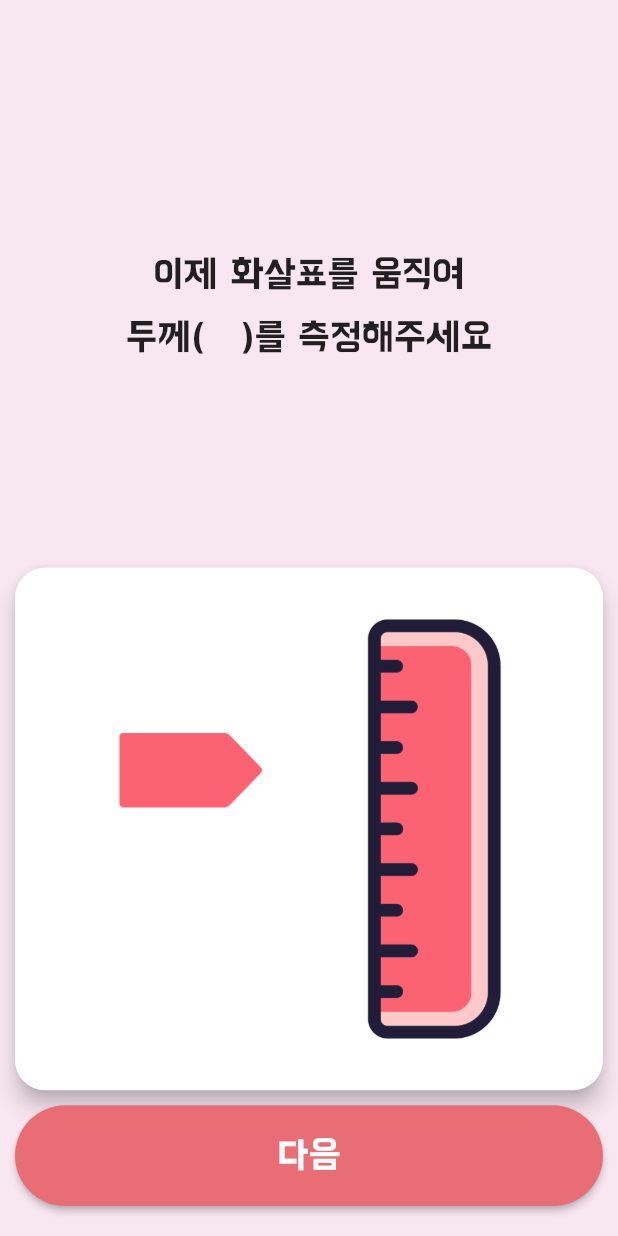
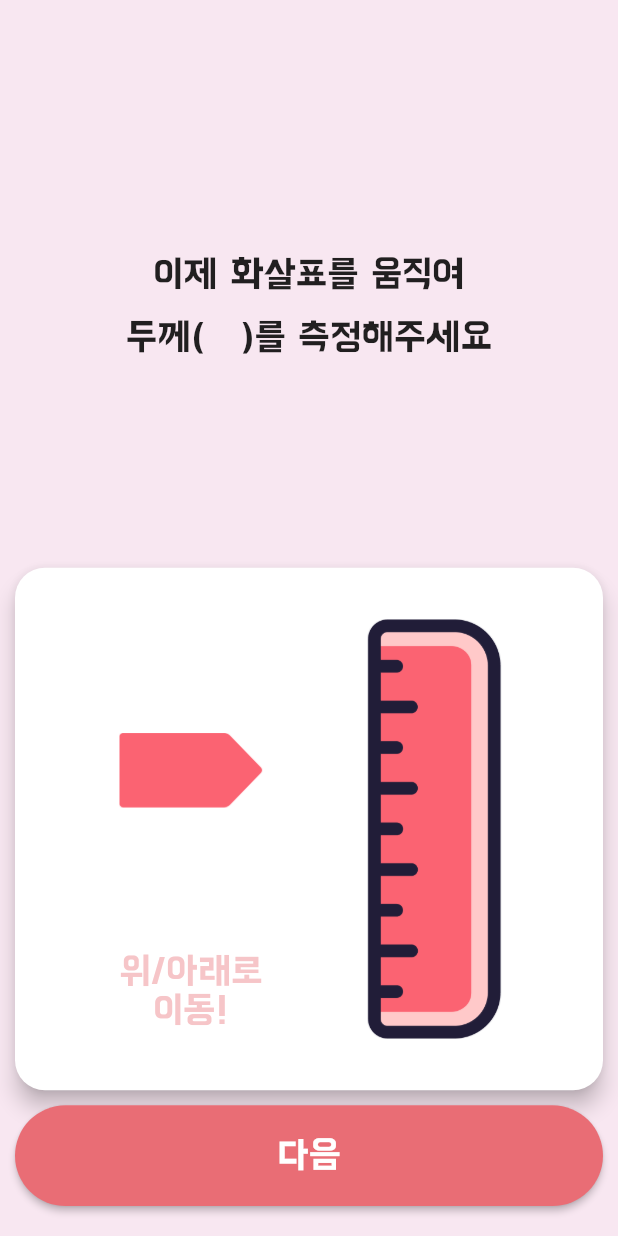
Before and after one commit to hyukjinlee/HelpMeat_Flutter, a Flutter app: the SelectPartScreen screen opened directly with empty values, after a tap on "다음", on a phone screen of 412 x 824 dp. Run offline on Flutter 3.47's test engine with Material 2 defaults, Android fonts, the light colour scheme and no system bars.

Commit message:
1. Separated widget at all (Next button) 2. Separated widget in thickness screen(indicate text) 3. Added Help text widget in thickness screen

```diff
--- a/lib/screens/select_doneness_screen.dart
+++ b/lib/screens/select_doneness_screen.dart
@@ -2,6 +2,7 @@ import 'package:flutter/material.dart';
 import 'package:helpmeat/screens/arguments/grill_meat_arguments.dart';
 import 'package:helpmeat/utils/resources.dart';
 import 'package:helpmeat/widgets/grill_meat_widget.dart';
+import 'package:helpmeat/widgets/next_button_widget.dart';
 
 /// [4] 굽기 정도 선택 화면 : RARE / MEDIUM / WELL DONE 등..
 class SelectDonenessScreen extends StatefulWidget {
@@ -55,19 +56,10 @@ class _SelectDonenessScreenState extends State<SelectDonenessScreen> {
           });
         },
       ),
-      bottom: Container(
-        padding: EdgeInsets.fromLTRB(0, 10, 0, 10),
-        child: ElevatedButton(
-          style: ElevatedButton.styleFrom(
-              shape: StadiumBorder(),
-              backgroundColor: AppThemes.mainPink,
-              minimumSize: Size(double.infinity, double.infinity)),
-          child: Text("다음",
-              style: TextStyle(color: Colors.white, fontSize: 25)),
-          onPressed: () {
+      bottom: NextButton(
+        onPressed: () {
 
-          },
-        ),
+        },
       ),
     ));
   }
--- a/lib/screens/select_part_screen.dart
+++ b/lib/screens/select_part_screen.dart
@@ -3,6 +3,7 @@ import 'package:helpmeat/navigators/navigator.dart';
 import 'package:helpmeat/screens/arguments/grill_meat_arguments.dart';
 import 'package:helpmeat/utils/resources.dart';
 import 'package:helpmeat/widgets/grill_meat_widget.dart';
+import 'package:helpmeat/widgets/next_button_widget.dart';
 
 /// [2] 부위 선택 화면 : 등심/살치/안심 등..
 class SelectPartScreen extends StatefulWidget {
@@ -55,20 +56,11 @@ class _SelectPartScreenState extends State<SelectPartScreen> {
           });
         },
       ),
-      bottom: Container(
-        padding: EdgeInsets.fromLTRB(0, 10, 0, 10),
-        child: ElevatedButton(
-          style: ElevatedButton.styleFrom(
-              shape: StadiumBorder(),
-              backgroundColor: AppThemes.mainPink,
-              minimumSize: Size(double.infinity, double.infinity)),
-          child: Text("다음",
-              style: TextStyle(color: Colors.white, fontSize: 25)),
-          onPressed: () {
-            widget.args.meatInfoDetail = meatInfoList[selectedItem];
-            AppNavigator.push(context, Screens.SELECT_THICKNESS_SCREEN, widget.args);
-          },
-        ),
+      bottom: NextButton(
+        onPressed: () {
+          widget.args.meatInfoDetail = meatInfoList[selectedItem];
+          AppNavigator.push(context, Screens.SELECT_THICKNESS_SCREEN, widget.args);
+        },
       ),
     ));
   }
--- a/lib/screens/select_thickness_screen.dart
+++ b/lib/screens/select_thickness_screen.dart
@@ -4,6 +4,7 @@ import 'package:helpmeat/screens/arguments/grill_meat_arguments.dart';
 import 'package:helpmeat/utils/resources.dart';
 import 'package:helpmeat/utils/util.dart';
 import 'package:helpmeat/widgets/grill_meat_widget.dart';
+import 'package:helpmeat/widgets/next_button_widget.dart';
 
 /// [3] 두께 선택 화면 : 0.1 ~ 5.0 cm
 class SelectThicknessScreen extends StatefulWidget {
@@ -26,10 +27,6 @@ class _SelectThicknessScreenState extends State<SelectThicknessScreen> {
 
   @override
   Widget build(BuildContext context) {
-    String firstText = ResourceUtils.getFirstStringByMeatThickness(_thickness);
-    String centerText = ResourceUtils.getCenterStringByMeatThickness(_thickness);
-    String lastText = ResourceUtils.getLastStringByMeatThickness(_thickness);
-
     String thicknessText;
     if (_thickness >= 0.1) {
       thicknessText = '${_thickness}cm';
@@ -37,24 +34,13 @@ class _SelectThicknessScreenState extends State<SelectThicknessScreen> {
       thicknessText = '';
     }
 
-    List<Widget> textViewList = [];
-    addTextWidgetToList(textViewList, firstText, 25);
-    if (centerText.isNotEmpty) {
-      addTextWidgetToList(textViewList, centerText, 45);
-    }
-    addTextWidgetToList(textViewList, lastText, 25);
-
     double signWidth = 100.0;
     double signHeight = 50.0;
 
     return Scaffold(
         // appBar: AppBar(),
         body: GrillMeatLayout(
-      top: Column(
-        mainAxisAlignment: MainAxisAlignment.center,
-        crossAxisAlignment: CrossAxisAlignment.center,
-        children: textViewList,
-      ),
+      top: IndicateText(thickness: _thickness,),
       middle: Row(
         key: _contentsBoxKey,
         mainAxisAlignment: MainAxisAlignment.spaceEvenly,
@@ -62,7 +48,9 @@ class _SelectThicknessScreenState extends State<SelectThicknessScreen> {
           SizedBox(
             width: signWidth,
             height: double.infinity,
-            child: GestureDetector(
+            child: Stack(
+              children: [
+                GestureDetector(
                   child: Stack(
                     children: [
                       Positioned(
@@ -99,7 +87,8 @@ class _SelectThicknessScreenState extends State<SelectThicknessScreen> {
                   onPanUpdate: (details) => {
                     setState(() {
                       double signPositionY = details.localPosition.dy + (signHeight / 2);
-                  if (signPositionY >= _rulerRect.top && signPositionY <= _rulerRect.bottom) {
+                      if (_position != details.localPosition &&
+                          signPositionY >= _rulerRect.top && signPositionY <= _rulerRect.bottom) {
                         _position = details.localPosition;
                         _thickness = ((signPositionY - _rulerRect.top) / _yDeltaFor1mm).round() / 10.0; // mm to cm
 
@@ -111,6 +100,9 @@ class _SelectThicknessScreenState extends State<SelectThicknessScreen> {
                     })
                   },
                 ),
+                HelpText()
+              ],
+            ),
           ),
           Image(
             key: _rulerKey,
@@ -120,22 +112,46 @@ class _SelectThicknessScreenState extends State<SelectThicknessScreen> {
           ),
         ],
       ),
-      bottom: Container(
-        padding: EdgeInsets.fromLTRB(0, 10, 0, 10),
-        child: ElevatedButton(
-          style: ElevatedButton.styleFrom(
-              shape: StadiumBorder(),
-              backgroundColor: AppThemes.mainPink,
-              minimumSize: Size(double.infinity, double.infinity)),
-          child:
-              Text("다음", style: TextStyle(color: Colors.white, fontSize: 25)),
+      bottom: NextButton(
         onPressed: () {
+          if (_thickness >= 0.1) {
             widget.args.thickness = _thickness;
             AppNavigator.push(context, Screens.SELECT_DONENESS_SCREEN, widget.args);
+          }
         },
       ),
-      ),
     ));
+  }
+
+  void initBoundary(Offset signOffset, double signHeight) {
+    _rulerRect = Utils.getWidgetLocalRect(_rulerKey, _contentsBoxKey);
+    _yDeltaFor1mm = _rulerRect.height / 50.0;
+  }
+}
+
+class IndicateText extends StatelessWidget {
+  final double thickness;
+
+  const IndicateText({Key? key, required this.thickness}) : super(key: key);
+
+  @override
+  Widget build(BuildContext context) {
+    String firstText = ResourceUtils.getFirstStringByMeatThickness(thickness);
+    String centerText = ResourceUtils.getCenterStringByMeatThickness(thickness);
+    String lastText = ResourceUtils.getLastStringByMeatThickness(thickness);
+
+    List<Widget> textViewList = [];
+    addTextWidgetToList(textViewList, firstText, 25);
+    if (centerText.isNotEmpty) {
+      addTextWidgetToList(textViewList, centerText, 45);
+    }
+    addTextWidgetToList(textViewList, lastText, 25);
+
+    return Column(
+      mainAxisAlignment: MainAxisAlignment.center,
+      crossAxisAlignment: CrossAxisAlignment.center,
+      children: textViewList,
+    );
   }
 
   void addTextWidgetToList(List<Widget> list, String text, double fontSize) {
@@ -147,9 +163,35 @@ class _SelectThicknessScreenState extends State<SelectThicknessScreen> {
       ),
     ));
   }
+}
 
-  void initBoundary(Offset signOffset, double signHeight) {
-    _rulerRect = Utils.getWidgetLocalRect(_rulerKey, _contentsBoxKey);
-    _yDeltaFor1mm = _rulerRect.height / 50.0;
+
+class HelpText extends StatelessWidget {
+  const HelpText({Key? key}) : super(key: key);
+
+  @override
+  Widget build(BuildContext context) {
+    return Positioned.fill(
+      child: Align(
+        alignment: Alignment.bottomCenter,
+        child: Padding(
+          padding: const EdgeInsets.fromLTRB(0, 0, 0, 40),
+          child: Column(
+            mainAxisAlignment: MainAxisAlignment.end,
+            crossAxisAlignment: CrossAxisAlignment.center,
+            children: const [
+              Text(
+                style: TextStyle(fontSize: 25, color: AppThemes.mainPink_40),
+                '위/아래로',
+              ),
+              Text(
+                style: TextStyle(fontSize: 25, color: AppThemes.mainPink_40),
+                '이동!',
+              )
+            ],
+          ),
+        ),
+      ),
+    );
   }
 }
--- /dev/null
+++ b/lib/widgets/next_button_widget.dart
@@ -0,0 +1,23 @@
+import 'package:flutter/material.dart';
+import 'package:helpmeat/utils/resources.dart';
+
+class NextButton extends StatelessWidget {
+  final void Function() onPressed;
+
+  const NextButton({Key? key, required this.onPressed}) : super(key: key);
+
+  @override
+  Widget build(BuildContext context) {
+    return Container(
+      padding: EdgeInsets.fromLTRB(0, 10, 0, 10),
+      child: ElevatedButton(
+        style: ElevatedButton.styleFrom(
+            shape: StadiumBorder(),
+            backgroundColor: AppThemes.mainPink,
+            minimumSize: Size(double.infinity, double.infinity)),
+        onPressed: onPressed,
+        child: Text("다음", style: TextStyle(color: Colors.white, fontSize: 25)),
+      ),
+    );
+  }
+}
```
Lines whose indentation alone changed are shown as unchanged.
